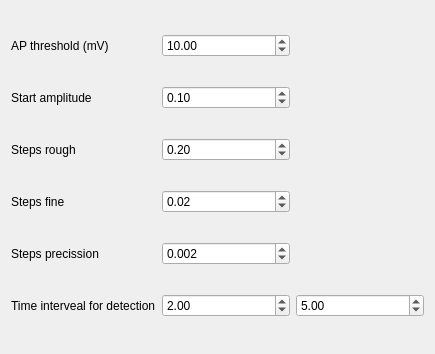
Above: ui_threshold_widget.ui from TheJRapp/PeriphNeuronStim before the change. Below: the same form after it.
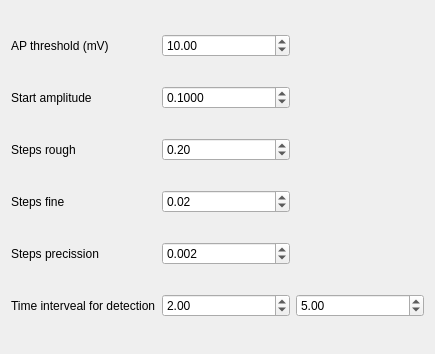
That is the form after the change.

Commit message: minor changes in e_field_widget and threshold_widget threshold_function optimizes for offsets and ideal e_field_shapes

```diff
--- a/ui_threshold_widget.ui
+++ b/ui_threshold_widget.ui
@@ -79,6 +79,9 @@
    </item>
    <item row="1" column="1">
     <widget class="QDoubleSpinBox" name="start_amp_spin_box">
+     <property name="decimals">
+      <number>4</number>
+     </property>
      <property name="value">
       <double>0.100000000000000</double>
      </property>
```
The commit also changes 2 other files.
